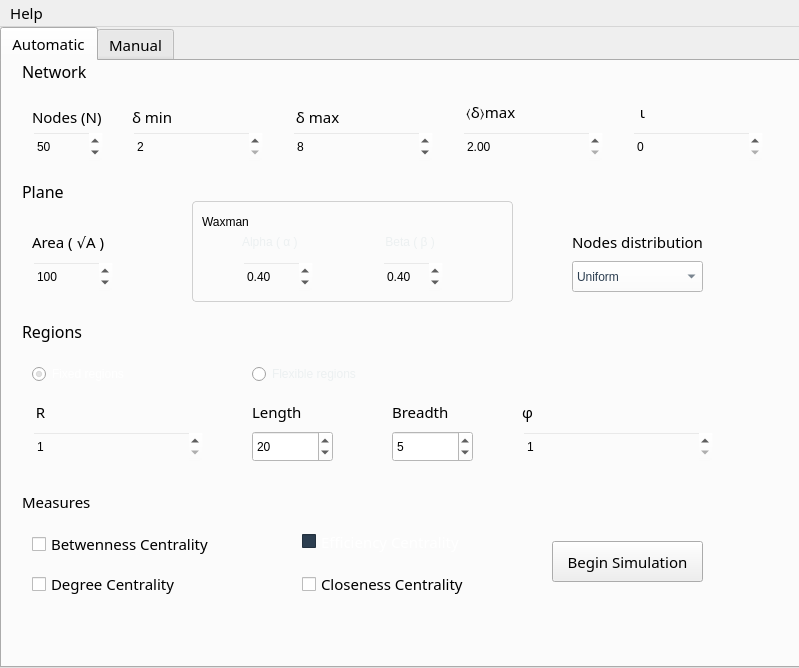
First picture: the form in src/mainwindow.ui, repository ontgen/ontgen, before the edit.
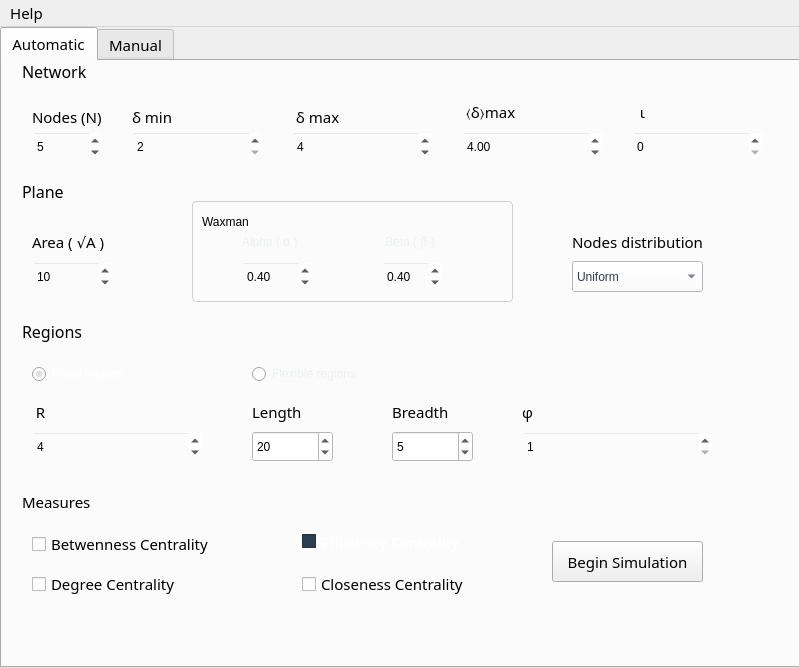
Second picture: the form after the edit. The open tabs and pages were chosen to show the change.

Diff of the .ui file:
```diff
--- a/src/mainwindow.ui
+++ b/src/mainwindow.ui
@@ -173,7 +173,7 @@
        <number>1000</number>
       </property>
       <property name="value">
-       <number>50</number>
+       <number>5</number>
       </property>
      </widget>
      <widget class="QLabel" name="label_12">
@@ -280,7 +280,7 @@
        <double>0.500000000000000</double>
       </property>
       <property name="value">
-       <double>2.000000000000000</double>
+       <double>4.000000000000000</double>
       </property>
      </widget>
      <widget class="QSpinBox" name="minimumDegree">
@@ -344,6 +344,9 @@
       <property name="maximum">
        <number>99999</number>
       </property>
+      <property name="value">
+       <number>4</number>
+      </property>
      </widget>
      <widget class="QLabel" name="label_18">
       <property name="geometry">
@@ -757,7 +760,7 @@
        <number>999</number>
       </property>
       <property name="value">
-       <number>8</number>
+       <number>4</number>
       </property>
      </widget>
      <widget class="QLabel" name="label_4">
@@ -1022,7 +1025,7 @@
        <number>100000</number>
       </property>
       <property name="value">
-       <number>100</number>
+       <number>10</number>
       </property>
      </widget>
      <widget class="QLabel" name="label_14">
```
Left out of the diff: 2 changed lines with no effect on the pictures.
